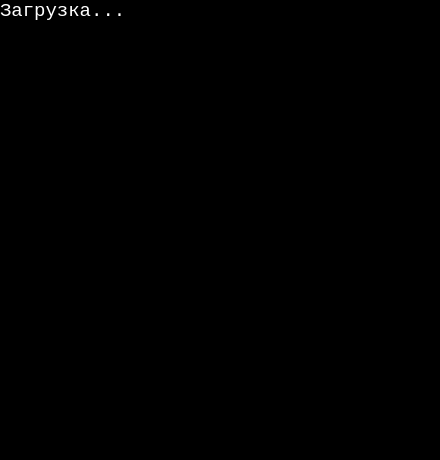
First picture: the form in source/weatherwidget.ui, repository kros333/WKA, before the edit.
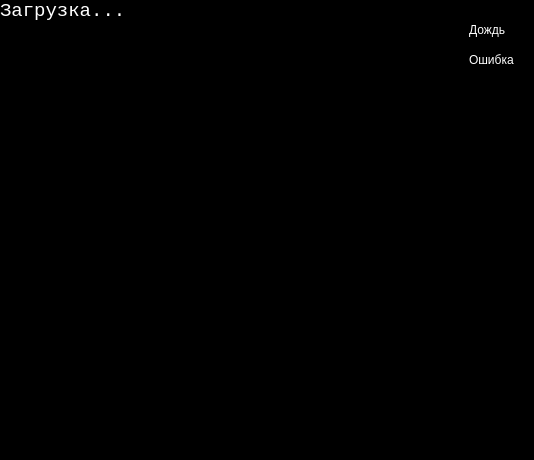
Second picture: the form after the edit.

What changed in the file:
```diff
--- a/source/weatherwidget.ui
+++ b/source/weatherwidget.ui
@@ -6,7 +6,7 @@
    <rect>
     <x>0</x>
     <y>0</y>
-    <width>440</width>
+    <width>534</width>
     <height>460</height>
    </rect>
   </property>
@@ -47,6 +47,271 @@
     <bool>false</bool>
    </property>
   </widget>
+  <widget class="QCheckBox" name="checkBox_2">
+   <property name="geometry">
+    <rect>
+     <x>450</x>
+     <y>50</y>
+     <width>72</width>
+     <height>19</height>
+    </rect>
+   </property>
+   <property name="palette">
+    <palette>
+     <active>
+      <colorrole role="WindowText">
+       <brush brushstyle="SolidPattern">
+        <color alpha="255">
+         <red>255</red>
+         <green>255</green>
+         <blue>255</blue>
+        </color>
+       </brush>
+      </colorrole>
+      <colorrole role="Button">
+       <brush brushstyle="SolidPattern">
+        <color alpha="255">
+         <red>0</red>
+         <green>0</green>
+         <blue>0</blue>
+        </color>
+       </brush>
+      </colorrole>
+      <colorrole role="Base">
+       <brush brushstyle="SolidPattern">
+        <color alpha="255">
+         <red>0</red>
+         <green>0</green>
+         <blue>0</blue>
+        </color>
+       </brush>
+      </colorrole>
+      <colorrole role="Window">
+       <brush brushstyle="SolidPattern">
+        <color alpha="255">
+         <red>0</red>
+         <green>0</green>
+         <blue>0</blue>
+        </color>
+       </brush>
+      </colorrole>
+     </active>
+     <inactive>
+      <colorrole role="WindowText">
+       <brush brushstyle="SolidPattern">
+        <color alpha="255">
+         <red>255</red>
+         <green>255</green>
+         <blue>255</blue>
+        </color>
+       </brush>
+      </colorrole>
+      <colorrole role="Button">
+       <brush brushstyle="SolidPattern">
+        <color alpha="255">
+         <red>0</red>
+         <green>0</green>
+         <blue>0</blue>
+        </color>
+       </brush>
+      </colorrole>
+      <colorrole role="Base">
+       <brush brushstyle="SolidPattern">
+        <color alpha="255">
+         <red>0</red>
+         <green>0</green>
+         <blue>0</blue>
+        </color>
+       </brush>
+      </colorrole>
+      <colorrole role="Window">
+       <brush brushstyle="SolidPattern">
+        <color alpha="255">
+         <red>0</red>
+         <green>0</green>
+         <blue>0</blue>
+        </color>
+       </brush>
+      </colorrole>
+     </inactive>
+     <disabled>
+      <colorrole role="WindowText">
+       <brush brushstyle="SolidPattern">
+        <color alpha="96">
+         <red>255</red>
+         <green>255</green>
+         <blue>255</blue>
+        </color>
+       </brush>
+      </colorrole>
+      <colorrole role="Button">
+       <brush brushstyle="SolidPattern">
+        <color alpha="255">
+         <red>0</red>
+         <green>0</green>
+         <blue>0</blue>
+        </color>
+       </brush>
+      </colorrole>
+      <colorrole role="Base">
+       <brush brushstyle="SolidPattern">
+        <color alpha="255">
+         <red>0</red>
+         <green>0</green>
+         <blue>0</blue>
+        </color>
+       </brush>
+      </colorrole>
+      <colorrole role="Window">
+       <brush brushstyle="SolidPattern">
+        <color alpha="255">
+         <red>0</red>
+         <green>0</green>
+         <blue>0</blue>
+        </color>
+       </brush>
+      </colorrole>
+     </disabled>
+    </palette>
+   </property>
+   <property name="text">
+    <string>Ошибка</string>
+   </property>
+  </widget>
+  <widget class="QCheckBox" name="checkBox">
+   <property name="geometry">
+    <rect>
+     <x>450</x>
+     <y>20</y>
+     <width>72</width>
+     <height>19</height>
+    </rect>
+   </property>
+   <property name="palette">
+    <palette>
+     <active>
+      <colorrole role="WindowText">
+       <brush brushstyle="SolidPattern">
+        <color alpha="255">
+         <red>255</red>
+         <green>255</green>
+         <blue>255</blue>
+        </color>
+       </brush>
+      </colorrole>
+      <colorrole role="Button">
+       <brush brushstyle="SolidPattern">
+        <color alpha="255">
+         <red>0</red>
+         <green>0</green>
+         <blue>0</blue>
+        </color>
+       </brush>
+      </colorrole>
+      <colorrole role="Base">
+       <brush brushstyle="SolidPattern">
+        <color alpha="255">
+         <red>0</red>
+         <green>0</green>
+         <blue>0</blue>
+        </color>
+       </brush>
+      </colorrole>
+      <colorrole role="Window">
+       <brush brushstyle="SolidPattern">
+        <color alpha="255">
+         <red>0</red>
+         <green>0</green>
+         <blue>0</blue>
+        </color>
+       </brush>
+      </colorrole>
+     </active>
+     <inactive>
+      <colorrole role="WindowText">
+       <brush brushstyle="SolidPattern">
+        <color alpha="255">
+         <red>255</red>
+         <green>255</green>
+         <blue>255</blue>
+        </color>
+       </brush>
+      </colorrole>
+      <colorrole role="Button">
+       <brush brushstyle="SolidPattern">
+        <color alpha="255">
+         <red>0</red>
+         <green>0</green>
+         <blue>0</blue>
+        </color>
+       </brush>
+      </colorrole>
+      <colorrole role="Base">
+       <brush brushstyle="SolidPattern">
+        <color alpha="255">
+         <red>0</red>
+         <green>0</green>
+         <blue>0</blue>
+        </color>
+       </brush>
+      </colorrole>
+      <colorrole role="Window">
+       <brush brushstyle="SolidPattern">
+        <color alpha="255">
+         <red>0</red>
+         <green>0</green>
+         <blue>0</blue>
+        </color>
+       </brush>
+      </colorrole>
+     </inactive>
+     <disabled>
+      <colorrole role="WindowText">
+       <brush brushstyle="SolidPattern">
+        <color alpha="96">
+         <red>255</red>
+         <green>255</green>
+         <blue>255</blue>
+        </color>
+       </brush>
+      </colorrole>
+      <colorrole role="Button">
+       <brush brushstyle="SolidPattern">
+        <color alpha="255">
+         <red>0</red>
+         <green>0</green>
+         <blue>0</blue>
+        </color>
+       </brush>
+      </colorrole>
+      <colorrole role="Base">
+       <brush brushstyle="SolidPattern">
+        <color alpha="255">
+         <red>0</red>
+         <green>0</green>
+         <blue>0</blue>
+        </color>
+       </brush>
+      </colorrole>
+      <colorrole role="Window">
+       <brush brushstyle="SolidPattern">
+        <color alpha="255">
+         <red>0</red>
+         <green>0</green>
+         <blue>0</blue>
+        </color>
+       </brush>
+      </colorrole>
+     </disabled>
+    </palette>
+   </property>
+   <property name="autoFillBackground">
+    <bool>false</bool>
+   </property>
+   <property name="text">
+    <string>Дождь</string>
+   </property>
+  </widget>
  </widget>
  <resources/>
  <connections/>
```
